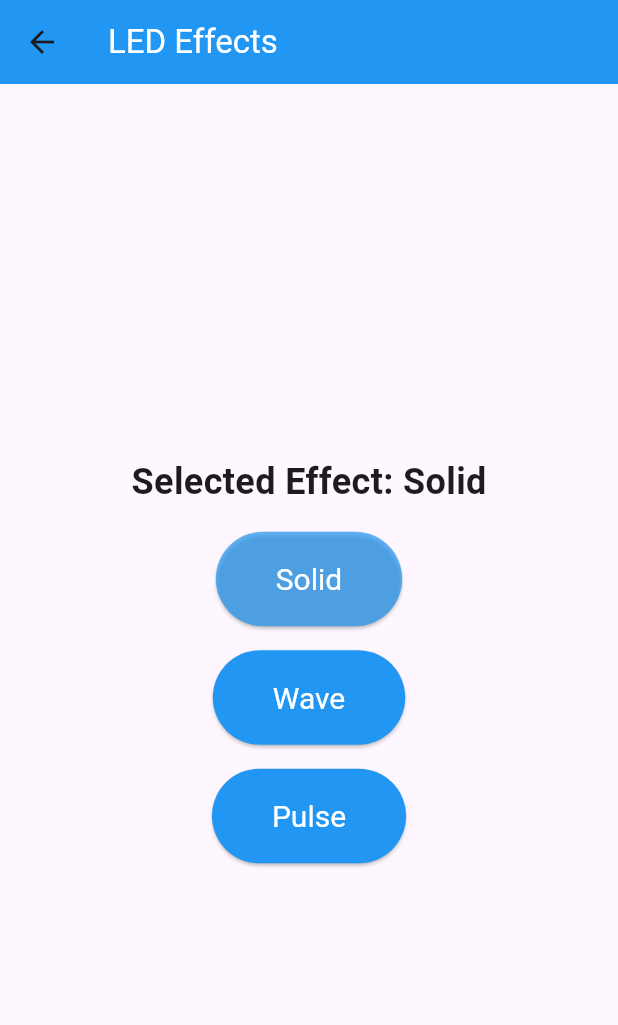
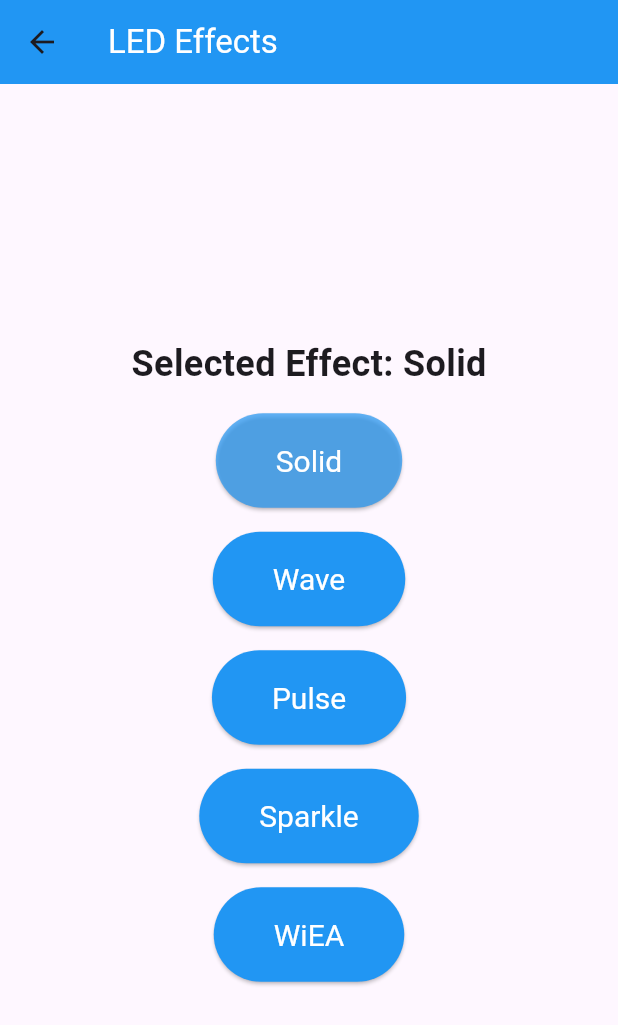
Before and after one commit to BartlomiejOstrycharz/led_app, a Flutter app: the EffectsPage screen opened directly, on a phone screen of 412 x 824 dp. Shown: the top 1025 px of the screen. Run offline on Flutter 3.47's test engine with Material 3 defaults, Android fonts, the phone set to English and light mode, and no system bars; missing offline and left inert: flutter_circle_color_picker; network calls fail.

Commit message:
Created Sparkle and WiEA effects

```diff
--- a/led_app/lib/effects_page.dart
+++ b/led_app/lib/effects_page.dart
@@ -34,6 +34,10 @@ class _EffectsPageState extends State<EffectsPage> {
             _buildEffectButton('Wave'),
             SizedBox(height: 16),
             _buildEffectButton('Pulse'),
+            SizedBox(height: 16),
+            _buildEffectButton('Sparkle'),
+            SizedBox(height: 16),
+            _buildEffectButton('WiEA'),
           ],
         ),
       ),
```
Also changed, not shown: icon.png (added), 1 other file.
